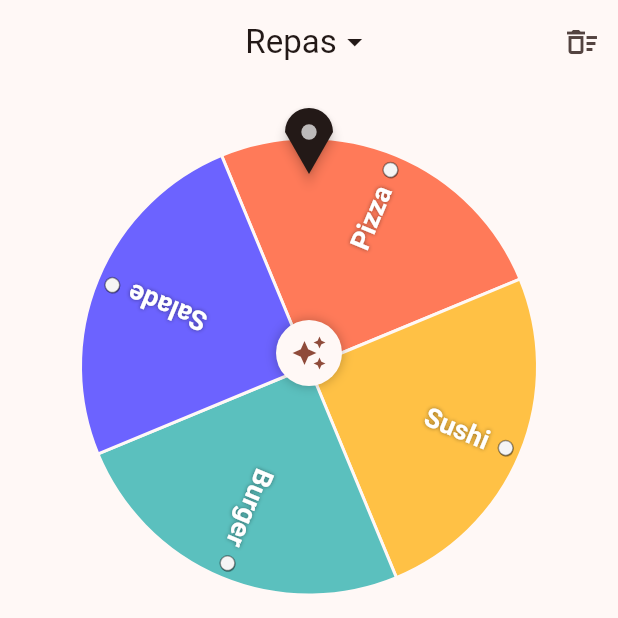
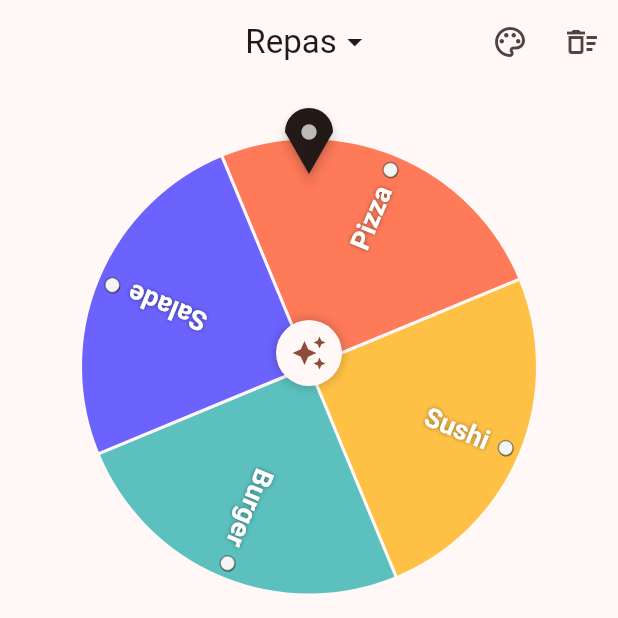
Before and after one commit to qnope/HappySpin, a Flutter app: the screen it shows after launch, on a phone screen of 412 x 824 dp, the top half of it. Run offline on Flutter 3.47's test engine with Material 3 defaults, Android fonts, the phone set to English and light mode, and no system bars; our stand-ins replace shared_preferences.

Commit message:
Let the user pick a theme: light or dark, and a wheel palette
A palette button in the app bar opens a sheet to choose Auto/Clair/Sombre
and one of four wheel palettes (Festif, Océan, Forêt, Bonbon), which also
tint the rest of the app. The choice is saved on the device.

Co-Authored-By: Claude Opus 5.5 (1M context) <noreply@anthropic.com>
Claude-Session: https://claude.ai/code/session_01RMxjfBMmWz4Qqf3z1VQUXt

```diff
--- a/lib/src/app.dart
+++ b/lib/src/app.dart
@@ -1,28 +1,44 @@
 import 'package:flutter/material.dart';
 
+import 'app_theme.dart';
 import 'home_page.dart';
 
-class HappySpinApp extends StatelessWidget {
-  const HappySpinApp({super.key});
+class HappySpinApp extends StatefulWidget {
+  const HappySpinApp({super.key, this.themeStore});
+
+  /// Injectable for tests; defaults to storage on the device.
+  final AppThemeStore? themeStore;
+
+  @override
+  State<HappySpinApp> createState() => _HappySpinAppState();
+}
+
+class _HappySpinAppState extends State<HappySpinApp> {
+  late final AppThemeController _theme = AppThemeController(
+    store: widget.themeStore,
+  )..load();
+
+  @override
+  void dispose() {
+    _theme.dispose();
+    super.dispose();
+  }
 
   @override
   Widget build(BuildContext context) {
-    const seed = Color(0xFFFF7A59);
-    return MaterialApp(
-      title: 'HappySpin',
-      debugShowCheckedModeBanner: false,
-      theme: ThemeData(
-        colorScheme: ColorScheme.fromSeed(seedColor: seed),
-        useMaterial3: true,
-      ),
-      darkTheme: ThemeData(
-        colorScheme: ColorScheme.fromSeed(
-          seedColor: seed,
-          brightness: Brightness.dark,
-        ),
-        useMaterial3: true,
-      ),
-      home: const HomePage(),
+    return ListenableBuilder(
+      listenable: _theme,
+      builder: (context, _) {
+        final theme = _theme.theme;
+        return MaterialApp(
+          title: 'HappySpin',
+          debugShowCheckedModeBanner: false,
+          theme: theme.data(Brightness.light),
+          darkTheme: theme.data(Brightness.dark),
+          themeMode: theme.mode,
+          home: HomePage(themeController: _theme),
+        );
+      },
     );
   }
 }
--- /dev/null
+++ b/lib/src/app_theme.dart
@@ -0,0 +1,371 @@
+import 'dart:convert';
+
+import 'package:flutter/material.dart';
+import 'package:shared_preferences/shared_preferences.dart';
+
+/// A set of colors for the wheel, which also tints the rest of the app.
+class WheelPalette {
+  const WheelPalette({
+    required this.id,
+    required this.name,
+    required this.seed,
+    required this.colors,
+    this.labelColor = Colors.white,
+  });
+
+  /// Stable identifier, saved on the device.
+  final String id;
+  final String name;
+
+  /// Color the app's Material color scheme is derived from.
+  final Color seed;
+  final List<Color> colors;
+
+  /// Color of the choice names written on the wheel.
+  final Color labelColor;
+
+  /// Color of segment [index] on a wheel of [count] segments.
+  Color segmentColor(int index, int count) {
+    // Avoid two identical neighbours where the wheel wraps around.
+    if (count > 1 && index == count - 1 && count % colors.length == 1) {
+      return colors[(index + 1) % colors.length];
+    }
+    return colors[index % colors.length];
+  }
+
+  static const festive = WheelPalette(
+    id: 'festive',
+    name: 'Festif',
+    seed: Color(0xFFFF7A59),
+    colors: [
+      Color(0xFFFF7A59),
+      Color(0xFFFFC145),
+      Color(0xFF5BC0BE),
+      Color(0xFF6C63FF),
+      Color(0xFFEF476F),
+      Color(0xFF06D6A0),
+      Color(0xFF118AB2),
+      Color(0xFFF78C6B),
+    ],
+  );
+
+  static const ocean = WheelPalette(
+    id: 'ocean',
+    name: 'Océan',
+    seed: Color(0xFF0077B6),
+    colors: [
+      Color(0xFF03045E),
+      Color(0xFF0077B6),
+      Color(0xFF00B4D8),
+      Color(0xFF2A9D8F),
+      Color(0xFF023E8A),
+      Color(0xFF0096C7),
+      Color(0xFF48CAE4),
+      Color(0xFF264653),
+    ],
+  );
+
+  static const forest = WheelPalette(
+    id: 'forest',
+    name: 'Forêt',
+    seed: Color(0xFF2D6A4F),
+    colors: [
+      Color(0xFF2D6A4F),
+      Color(0xFFBC6C25),
+      Color(0xFF52B788),
+      Color(0xFF606C38),
+      Color(0xFF1B4332),
+      Color(0xFFDDA15E),
+      Color(0xFF40916C),
+      Color(0xFF7F5539),
+    ],
+  );
+
+  static const candy = WheelPalette(
+    id: 'candy',
+    name: 'Bonbon',
+    seed: Color(0xFFE07A9B),
+    labelColor: Color(0xFF3D2C3E),
+    colors: [
+      Color(0xFFFFADAD),
+      Color(0xFFFFD6A5),
+      Color(0xFFFDFFB6),
+      Color(0xFFCAFFBF),
+      Color(0xFF9BF6FF),
+      Color(0xFFA0C4FF),
+      Color(0xFFBDB2FF),
+      Color(0xFFFFC6FF),
+    ],
+  );
+
+  static const all = [festive, ocean, forest, candy];
+
+  static WheelPalette byId(String? id) =>
+      all.firstWhere((p) => p.id == id, orElse: () => festive);
+}
+
+/// The look the user picked: light or dark, and a wheel palette.
+class AppTheme {
+  const AppTheme({
+    this.mode = ThemeMode.system,
+    this.palette = WheelPalette.festive,
+  });
+
+  final ThemeMode mode;
+  final WheelPalette palette;
+
+  AppTheme copyWith({ThemeMode? mode, WheelPalette? palette}) =>
+      AppTheme(mode: mode ?? this.mode, palette: palette ?? this.palette);
+
+  ThemeData data(Brightness brightness) => ThemeData(
+    colorScheme: ColorScheme.fromSeed(
+      seedColor: palette.seed,
+      brightness: brightness,
+    ),
+    useMaterial3: true,
+    extensions: [WheelTheme(palette)],
+  );
+
+  String encode() => jsonEncode({'mode': mode.name, 'palette': palette.id});
+
+  factory AppTheme.decode(String source) {
+    final json = jsonDecode(source) as Map<String, Object?>;
+    return AppTheme(
+      mode: ThemeMode.values.firstWhere(
+        (m) => m.name == json['mode'],
+        orElse: () => ThemeMode.system,
+      ),
+      palette: WheelPalette.byId(json['palette'] as String?),
+    );
+  }
+
+  @override
+  bool operator ==(Object other) =>
+      other is AppTheme && other.mode == mode && other.palette == palette;
+
+  @override
+  int get hashCode => Object.hash(mode, palette);
+}
+
+/// Makes the wheel palette available from the [Theme].
+class WheelTheme extends ThemeExtension<WheelTheme> {
+  const WheelTheme(this.palette);
+
+  final WheelPalette palette;
+
+  /// The palette of the enclosing theme, or the default one.
+  static WheelPalette of(BuildContext context) =>
+      Theme.of(context).extension<WheelTheme>()?.palette ??
+      WheelPalette.festive;
+
+  @override
+  WheelTheme copyWith({WheelPalette? palette}) =>
+      WheelTheme(palette ?? this.palette);
+
+  @override
+  WheelTheme lerp(WheelTheme? other, double t) =>
+      t < 0.5 || other == null ? this : other;
+}
+
+/// Where the chosen theme is kept between launches.
+abstract class AppThemeStore {
+  Future<AppTheme?> load();
+  Future<void> save(AppTheme theme);
+}
+
+/// Keeps the theme on the device (local storage on the web).
+class PreferencesAppThemeStore implements AppThemeStore {
+  static const _key = 'appTheme';
+
+  @override
+  Future<AppTheme?> load() async {
+    final prefs = await SharedPreferences.getInstance();
+    final source = prefs.getString(_key);
+    if (source == null) return null;
+    try {
+      return AppTheme.decode(source);
+    } on Object {
+      // Unreadable data should not keep the app from starting.
+      return null;
+    }
+  }
+
+  @override
+  Future<void> save(AppTheme theme) async {
+    final prefs = await SharedPreferences.getInstance();
+    await prefs.setString(_key, theme.encode());
+  }
+}
+
+/// Keeps the theme in memory only; for tests.
+class MemoryAppThemeStore implements AppThemeStore {
+  MemoryAppThemeStore([this.saved]);
+
+  AppTheme? saved;
+
+  @override
+  Future<AppTheme?> load() async => saved;
+
+  @override
+  Future<void> save(AppTheme theme) async => saved = theme;
+}
+
+/// Holds the current theme, loads it on start and saves every change.
+class AppThemeController extends ChangeNotifier {
+  AppThemeController({AppThemeStore? store})
+    : _store = store ?? PreferencesAppThemeStore();
+
+  final AppThemeStore _store;
+  AppTheme _theme = const AppTheme();
+
+  AppTheme get theme => _theme;
+
+  Future<void> load() async {
+    AppTheme? saved;
+    try {
+      saved = await _store.load();
+    } on Object {
+      // Keep the default theme if storage is unavailable.
+    }
+    if (saved == null || saved == _theme) return;
+    _theme = saved;
+    notifyListeners();
+  }
+
+  void update(AppTheme theme) {
+    if (theme == _theme) return;
+    _theme = theme;
+    notifyListeners();
+    _store.save(theme).catchError((Object _) {});
+  }
+}
+
+/// Lets the user pick light or dark and a wheel palette.
+class ThemeSheet extends StatelessWidget {
+  const ThemeSheet({super.key, required this.controller});
+
+  final AppThemeController controller;
+
+  static Future<void> show(
+    BuildContext context,
+    AppThemeController controller,
+  ) => showModalBottomSheet<void>(
+    context: context,
+    showDragHandle: true,
+    isScrollControlled: true,
+    builder: (context) => ThemeSheet(controller: controller),
+  );
+
+  @override
+  Widget build(BuildContext context) {
+    return ListenableBuilder(
+      listenable: controller,
+      builder: (context, _) {
+        final theme = controller.theme;
+        final text = Theme.of(context).textTheme;
+        return SafeArea(
+          child: SingleChildScrollView(
+            padding: const EdgeInsets.fromLTRB(24, 0, 24, 24),
+            child: Column(
+              crossAxisAlignment: CrossAxisAlignment.stretch,
+              children: [
+                Text('Thème', style: text.titleLarge),
+                const SizedBox(height: 16),
+                Text('Apparence', style: text.titleSmall),
+                const SizedBox(height: 8),
+                SegmentedButton<ThemeMode>(
+                  key: const Key('themeMode'),
+                  segments: const [
+                    ButtonSegment(
+                      value: ThemeMode.system,
+                      icon: Icon(Icons.brightness_auto),
+                      label: Text('Auto'),
+                    ),
+                    ButtonSegment(
+                      value: ThemeMode.light,
+                      icon: Icon(Icons.light_mode),
+                      label: Text('Clair'),
+                    ),
+                    ButtonSegment(
+                      value: ThemeMode.dark,
+                      icon: Icon(Icons.dark_mode),
+                      label: Text('Sombre'),
+                    ),
+                  ],
+                  selected: {theme.mode},
+                  onSelectionChanged: (modes) =>
+                      controller.update(theme.copyWith(mode: modes.single)),
+                ),
+                const SizedBox(height: 24),
+                Text('Couleurs de la roue', style: text.titleSmall),
+                const SizedBox(height: 8),
+                for (final palette in WheelPalette.all)
+                  _PaletteTile(
+                    palette: palette,
+                    selected: palette == theme.palette,
+                    onTap: () =>
+                        controller.update(theme.copyWith(palette: palette)),
+                  ),
+              ],
+            ),
+          ),
+        );
+      },
+    );
+  }
+}
+
+class _PaletteTile extends StatelessWidget {
+  const _PaletteTile({
+    required this.palette,
+    required this.selected,
+    required this.onTap,
+  });
+
+  final WheelPalette palette;
+  final bool selected;
+  final VoidCallback onTap;
+
+  @override
+  Widget build(BuildContext context) {
+    final scheme = Theme.of(context).colorScheme;
+    return Card(
+      key: Key('palette-${palette.id}'),
+      elevation: 0,
+      color: selected ? scheme.secondaryContainer : null,
+      shape: RoundedRectangleBorder(
+        borderRadius: BorderRadius.circular(12),
+        side: BorderSide(
+          color: selected ? scheme.primary : scheme.outlineVariant,
+          width: selected ? 2 : 1,
+        ),
+      ),
+      child: ListTile(
+        onTap: onTap,
+        title: Text(palette.name),
+        subtitle: Padding(
+          padding: const EdgeInsets.only(top: 6),
+          child: Row(
+            children: [
+              for (final color in palette.colors)
+                Expanded(
+                  child: Container(
+                    height: 16,
+                    margin: const EdgeInsets.only(right: 3),
+                    decoration: BoxDecoration(
+                      color: color,
+                      borderRadius: BorderRadius.circular(4),
+                    ),
+                  ),
+                ),
+            ],
+          ),
+        ),
+        trailing: Icon(
+          selected ? Icons.check_circle : Icons.circle_outlined,
+          color: selected ? scheme.primary : scheme.outline,
+        ),
+      ),
+    );
+  }
+}
--- a/lib/src/home_page.dart
+++ b/lib/src/home_page.dart
@@ -4,19 +4,23 @@ import 'package:flutter/material.dart';
 import 'package:flutter/scheduler.dart';
 import 'package:flutter/services.dart';
 
+import 'app_theme.dart';
 import 'choice_lists.dart';
 import 'spinning_wheel.dart';
 import 'wheel_math.dart';
 import 'wheel_physics.dart';
 
 class HomePage extends StatefulWidget {
-  const HomePage({super.key, this.random, this.store});
+  const HomePage({super.key, this.random, this.store, this.themeController});
 
   /// Injectable for tests; defaults to a fresh [math.Random].
   final math.Random? random;
 
   /// Injectable for tests; defaults to storage on the device.
   final ChoiceListStore? store;
+
+  /// Changes the app's theme; the theme button is hidden without it.
+  final AppThemeController? themeController;
 
   @override
   State<HomePage> createState() => _HomePageState();
@@ -239,6 +243,13 @@ class _HomePageState extends State<HomePage>
         title: _buildListMenu(),
         centerTitle: true,
         actions: [
+          if (widget.themeController case final controller?)
+            IconButton(
+              key: const Key('themeButton'),
+              tooltip: 'Thème',
+              onPressed: () => ThemeSheet.show(context, controller),
+              icon: const Icon(Icons.palette_outlined),
+            ),
           IconButton(
             tooltip: 'Tout effacer',
             onPressed: _choices.isEmpty || _spinning ? null : _clearChoices,
@@ -385,6 +396,7 @@ class _HomePageState extends State<HomePage>
   }
 
   Widget _buildEditor() {
+    final palette = WheelTheme.of(context);
     return Padding(
       padding: const EdgeInsets.fromLTRB(16, 0, 16, 16),
       child: Column(
@@ -417,7 +429,10 @@ class _HomePageState extends State<HomePage>
                       dense: true,
                       leading: CircleAvatar(
                         radius: 8,
-                        backgroundColor: wheelColor(i, _choices.length),
+                        backgroundColor: palette.segmentColor(
+                          i,
+                          _choices.length,
+                        ),
                       ),
                       title: Text(_choices[i]),
                       trailing: IconButton(
--- a/lib/src/spinning_wheel.dart
+++ b/lib/src/spinning_wheel.dart
@@ -2,27 +2,8 @@ import 'dart:math' as math;
 
 import 'package:flutter/material.dart';
 
+import 'app_theme.dart';
 import 'wheel_math.dart';
-
-const List<Color> wheelPalette = [
-  Color(0xFFFF7A59),
-  Color(0xFFFFC145),
-  Color(0xFF5BC0BE),
-  Color(0xFF6C63FF),
-  Color(0xFFEF476F),
-  Color(0xFF06D6A0),
-  Color(0xFF118AB2),
-  Color(0xFFF78C6B),
-];
-
-/// Color of segment [index] on a wheel of [count] segments.
-Color wheelColor(int index, int count) {
-  // Avoid two identical neighbours where the wheel wraps around.
-  if (count > 1 && index == count - 1 && count % wheelPalette.length == 1) {
-    return wheelPalette[(index + 1) % wheelPalette.length];
-  }
-  return wheelPalette[index % wheelPalette.length];
-}
 
 /// A wheel split into one segment per choice, rotated by [rotation] radians,
 /// with a peg in the middle of each segment and a springy pointer at the top.
@@ -46,6 +27,7 @@ class SpinningWheel extends StatelessWidget {
   @override
   Widget build(BuildContext context) {
     final scheme = Theme.of(context).colorScheme;
+    final palette = WheelTheme.of(context);
     return AspectRatio(
       aspectRatio: 1,
       child: Stack(
@@ -59,6 +41,7 @@ class SpinningWheel extends StatelessWidget {
                 size: Size.infinite,
                 painter: _WheelPainter(
                   choices: choices,
+                  palette: palette,
                   rimColor: scheme.surface,
                   emptyColor: scheme.surfaceContainerHighest,
                 ),
@@ -99,11 +82,13 @@ class SpinningWheel extends StatelessWidget {
 class _WheelPainter extends CustomPainter {
   _WheelPainter({
     required this.choices,
+    required this.palette,
     required this.rimColor,
     required this.emptyColor,
   });
 
   final List<String> choices;
+  final WheelPalette palette;
   final Color rimColor;
   final Color emptyColor;
 
@@ -124,7 +109,7 @@ class _WheelPainter extends CustomPainter {
           start,
           seg,
           true,
-          Paint()..color = wheelColor(i, choices.length),
+          Paint()..color = palette.segmentColor(i, choices.length),
         );
         if (choices.length > 1) {
           canvas.drawArc(
@@ -191,10 +176,12 @@ class _WheelPainter extends CustomPainter {
       text: TextSpan(
         text: text,
         style: TextStyle(
-          color: Colors.white,
+          color: palette.labelColor,
           fontSize: fontSize,
           fontWeight: FontWeight.w700,
-          shadows: const [Shadow(blurRadius: 3, color: Colors.black45)],
+          shadows: palette.labelColor == Colors.white
+              ? const [Shadow(blurRadius: 3, color: Colors.black45)]
+              : null,
         ),
       ),
       maxLines: 1,
@@ -216,6 +203,7 @@ class _WheelPainter extends CustomPainter {
   @override
   bool shouldRepaint(_WheelPainter old) =>
       old.choices != choices ||
+      old.palette != palette ||
       old.rimColor != rimColor ||
       old.emptyColor != emptyColor;
 }
```
Also changed, not shown: 1 other file.
